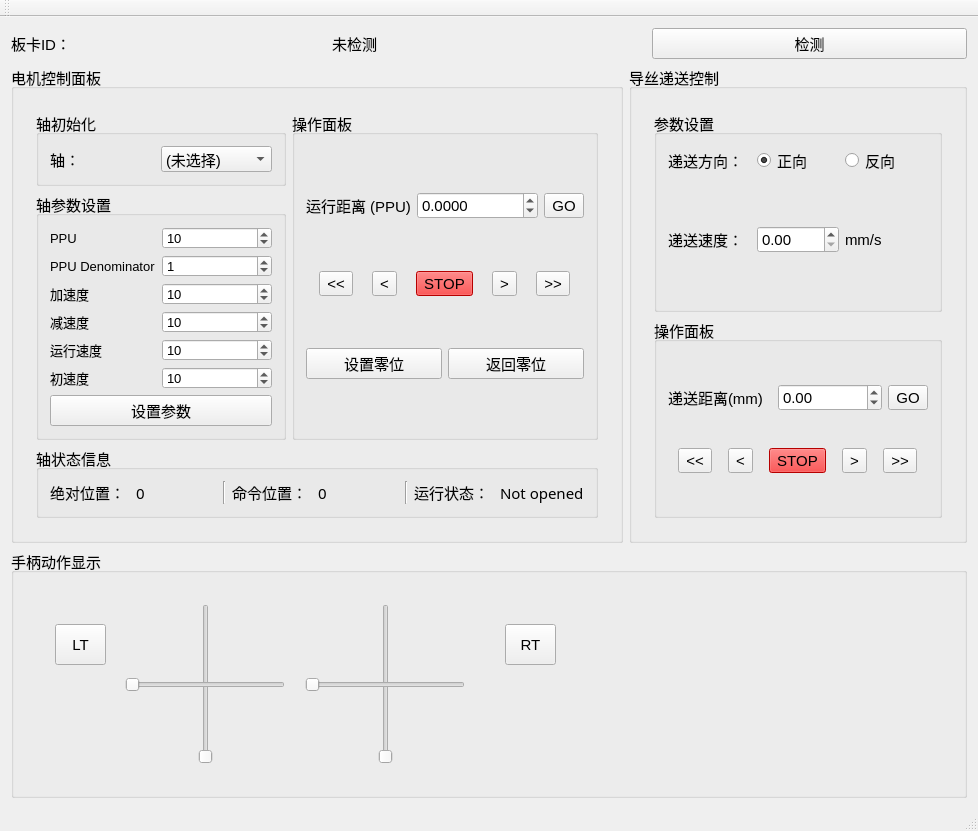
Old version of the form MainWindow.ui in the repository Maplefsnow/MedicalArmControl.
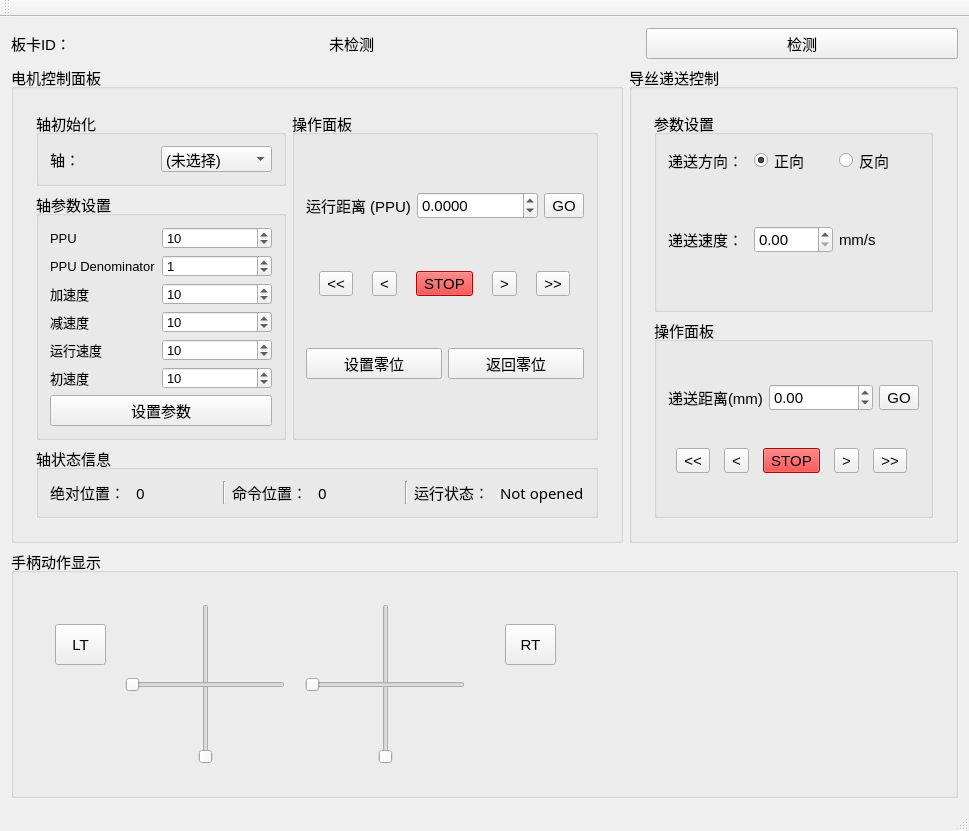
New version of the form. Custom widgets are drawn as their Qt base class.

The edit to the form file:
```diff
--- a/MainWindow.ui
+++ b/MainWindow.ui
@@ -6,8 +6,8 @@
    <rect>
     <x>0</x>
     <y>0</y>
-    <width>978</width>
-    <height>784</height>
+    <width>960</width>
+    <height>783</height>
    </rect>
   </property>
   <property name="windowTitle">
```
Left out of the diff: 4 changed lines with no effect on the pictures.
